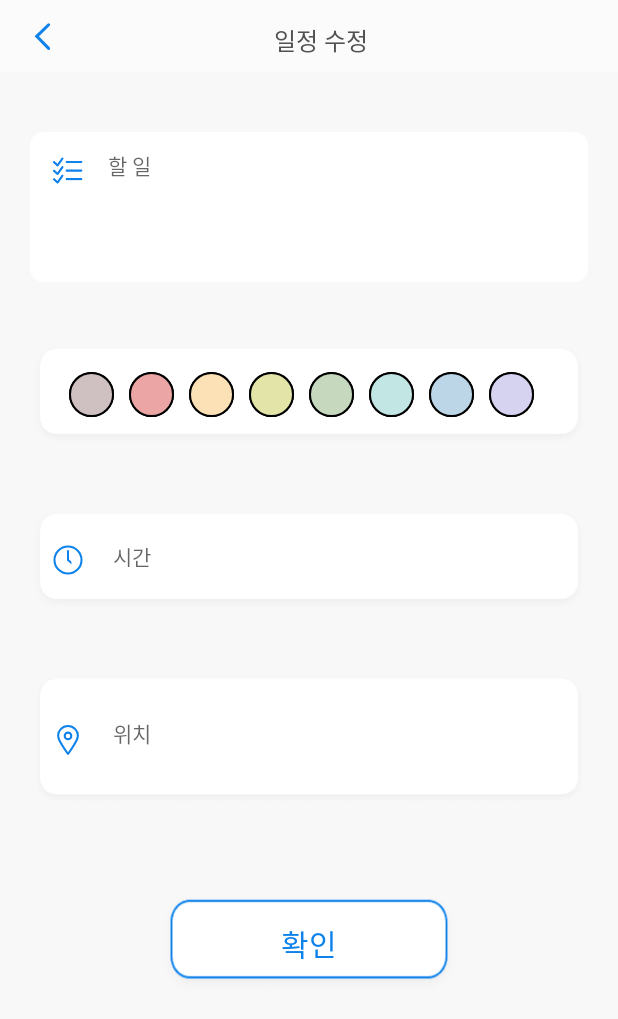
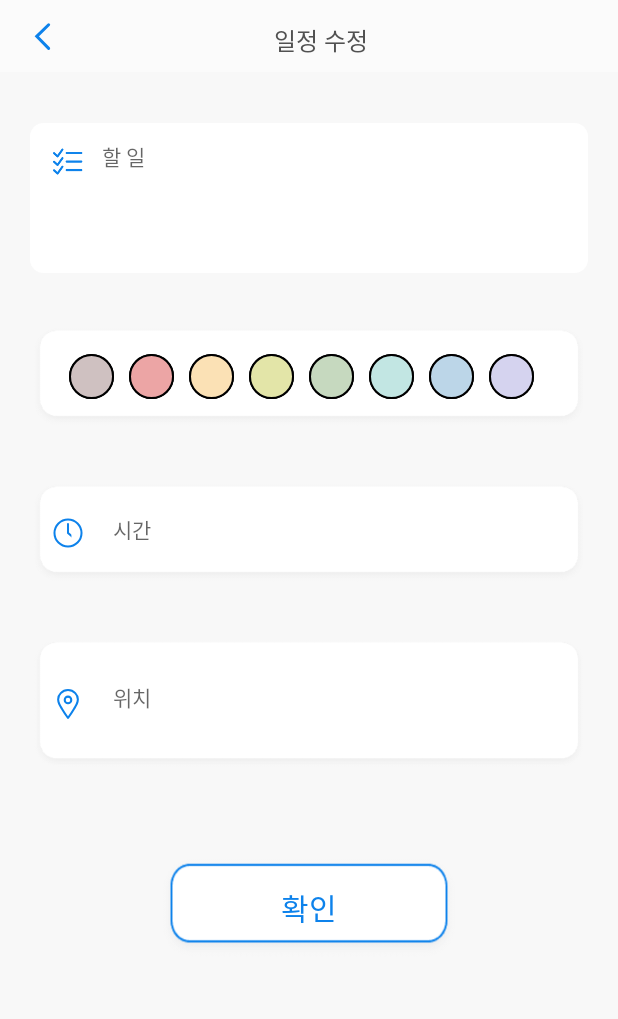
Before and after one commit to Entrip-Ajou/Entrip-Android, an Android app: the InputActivity screen opened directly, with no data from a screen before it, on a phone screen of 412 x 824 dp. Shown: the top 1019 px of the screen. Run offline under Robolectric (Android 15) with nearby library versions, the phone set to English and light mode, and no system bars; our stand-ins replace Dagger/Hilt's generated code, data binding; 2 statements that could not run were skipped.

Commit message:
[UI] layout background 색 & Input layout UI 크기 변경

```diff
--- a/app/src/main/res/layout/activity_input.xml
+++ b/app/src/main/res/layout/activity_input.xml
@@ -68,7 +68,7 @@
             android:layout_width="match_parent"
             android:layout_height="100dp"
             android:layout_marginStart="20dp"
-            android:layout_marginTop="40dp"
+            android:layout_marginTop="34dp"
             android:layout_marginEnd="20dp"
             app:layout_constraintEnd_toEndOf="parent"
             app:layout_constraintStart_toStartOf="parent"
@@ -82,7 +82,7 @@
                 android:ems="10"
                 android:hint="할 일"
                 android:inputType="text"
-                android:paddingLeft="52dp"
+                android:paddingLeft="48dp"
                 android:paddingBottom="55dp"
                 android:text="@={inputViewModel.todo}"
                 android:textColor="#959595"
@@ -105,7 +105,7 @@
             android:id="@+id/todo_star"
             android:layout_width="wrap_content"
             android:layout_height="wrap_content"
-            android:layout_marginTop="40dp"
+            android:layout_marginTop="34dp"
             android:text="*"
             android:textColor="@color/red"
             android:textSize="30sp"
@@ -129,7 +129,7 @@
             android:layout_width="match_parent"
             android:layout_height="70dp"
             android:layout_marginStart="20dp"
-            android:layout_marginTop="40dp"
+            android:layout_marginTop="34dp"
             android:layout_marginEnd="20dp"
             android:background="@drawable/background_rgb"
             android:gravity="center_vertical"
@@ -223,7 +223,7 @@
             android:layout_width="match_parent"
             android:layout_height="70dp"
             android:layout_marginStart="20dp"
-            android:layout_marginTop="40dp"
+            android:layout_marginTop="34dp"
             android:layout_marginEnd="20dp"
             android:background="@drawable/background_rgb"
             app:layout_constraintEnd_toEndOf="parent"
@@ -264,7 +264,7 @@
             android:id="@+id/time_star"
             android:layout_width="wrap_content"
             android:layout_height="wrap_content"
-            android:layout_marginTop="40dp"
+            android:layout_marginTop="34dp"
             android:text="*"
             android:textColor="@color/red"
             android:textSize="30sp"
@@ -288,7 +288,7 @@
             android:layout_width="match_parent"
             android:layout_height="90dp"
             android:layout_marginStart="20dp"
-            android:layout_marginTop="40dp"
+            android:layout_marginTop="34dp"
             android:layout_marginEnd="20dp"
             android:background="@drawable/background_location"
             app:layout_constraintEnd_toEndOf="parent"
```
